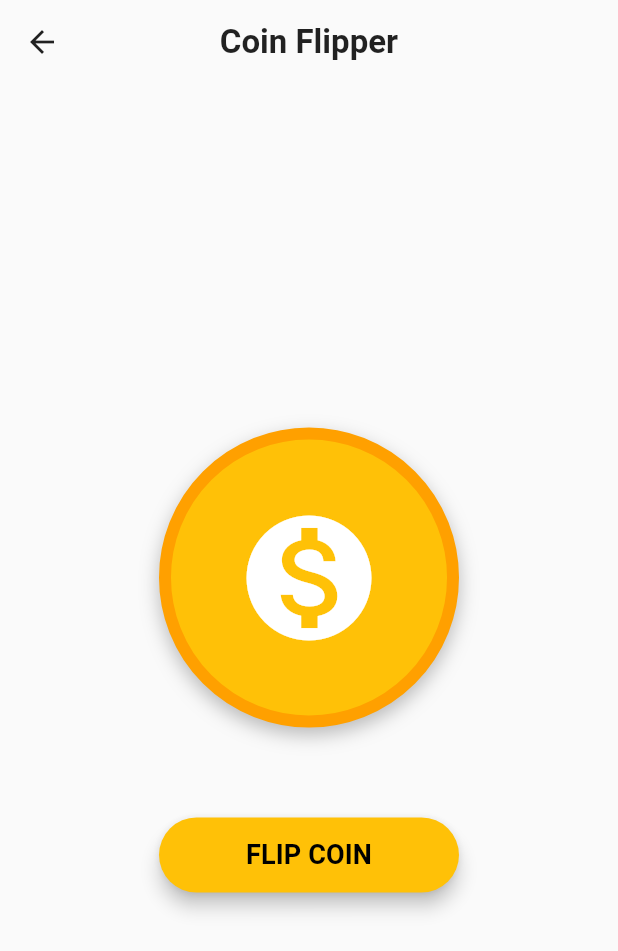
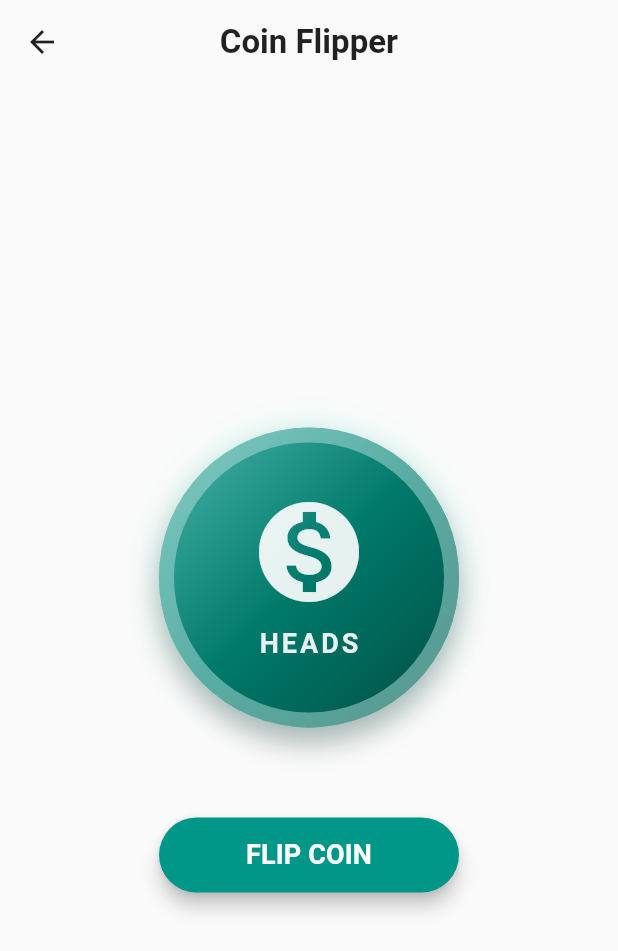
Before and after one commit to jumanewton/random_decision_maker, a Flutter app: the screen it shows after launch, after a tap on "Coin Flipper", on a phone screen of 412 x 824 dp. Shown: the top 951 px of the screen. Run offline on Flutter 3.47's test engine with Material 3 defaults, Android fonts, the light colour scheme and no system bars; our stand-ins replace shared_preferences.

Commit message:
Version 2

```diff
--- a/lib/screens/coin_flip_screen.dart
+++ b/lib/screens/coin_flip_screen.dart
@@ -141,8 +141,8 @@ class _CoinFlipScreenState extends State<CoinFlipScreen> with SingleTickerProvid
               child: ElevatedButton(
                 onPressed: _isFlipping ? null : _flipCoin,
                 style: ElevatedButton.styleFrom(
-                  backgroundColor: Colors.amber,
-                  foregroundColor: Colors.black,
+                  backgroundColor: Colors.teal,
+                  foregroundColor: Colors.white,
                   elevation: 5,
                 ),
                 child: Text(
@@ -158,23 +158,56 @@ class _CoinFlipScreenState extends State<CoinFlipScreen> with SingleTickerProvid
   }
 
   Widget _buildCoinFace(bool isFront) {
-     // If we are rotating, we might see the "back" of the widget which is mirrored.
-     // But since we switch the widget content based on angle, we are simulating a solid object.
     return Container(
       width: 200,
       height: 200,
       decoration: BoxDecoration(
         shape: BoxShape.circle,
-        color: isFront ? Colors.amber : Colors.grey[300],
-        border: Border.all(width: 8, color: isFront ? Colors.amber[700]! : Colors.grey[500]!),
+        gradient: LinearGradient(
+          begin: Alignment.topLeft,
+          end: Alignment.bottomRight,
+          colors: isFront
+            ? [Colors.teal[300]!, Colors.teal[700]!, Colors.teal[900]!]
+            : [Colors.grey[300]!, Colors.grey[600]!, Colors.grey[800]!],
+        ),
+        border: Border.all(
+          width: 10,
+          color: isFront ? Colors.teal[100]!.withValues(alpha: 0.5) : Colors.grey[400]!.withValues(alpha: 0.5)
+        ),
         boxShadow: [
-           BoxShadow(color: Colors.black26, blurRadius: 10, offset: Offset(0,5))
+           BoxShadow(
+             color: Colors.black.withValues(alpha: 0.3),
+             blurRadius: 15,
+             offset: const Offset(0, 10)
+           ),
+           BoxShadow(
+             color: isFront ? Colors.tealAccent.withValues(alpha: 0.2) : Colors.transparent,
+             blurRadius: 20,
+             spreadRadius: 2,
+           ),
         ],
       ),
       child: Center(
-        child: isFront
-          ? const Icon(Icons.monetization_on, size: 100, color: Colors.white)
-          : const Icon(Icons.remove_circle_outline, size: 100, color: Colors.grey),
+        child: Column(
+          mainAxisAlignment: MainAxisAlignment.center,
+          children: [
+            Icon(
+              isFront ? Icons.monetization_on : Icons.stars_rounded,
+              size: 80,
+              color: Colors.white.withValues(alpha: 0.9)
+            ),
+            const SizedBox(height: 8),
+            Text(
+              isFront ? 'HEADS' : 'TAILS',
+              style: TextStyle(
+                color: Colors.white.withValues(alpha: 0.9),
+                fontWeight: FontWeight.bold,
+                letterSpacing: 2,
+                fontSize: 18,
+              ),
+            ),
+          ],
+        ),
       ),
     );
   }
--- a/lib/screens/home_screen.dart
+++ b/lib/screens/home_screen.dart
@@ -24,7 +24,7 @@ class HomeScreen extends StatelessWidget {
             'Coin Flipper',
             'Heads or Tails?',
             Icons.monetization_on_rounded,
-            Colors.amber,
+            Colors.teal,
             '/coin',
           ),
           const SizedBox(height: 20),
--- a/pubspec.yaml
+++ b/pubspec.yaml
@@ -16,7 +16,7 @@ publish_to: 'none' # Remove this line if you wish to publish to pub.dev
 # https://developer.apple.com/library/archive/documentation/General/Reference/InfoPlistKeyReference/Articles/CoreFoundationKeys.html
 # In Windows, build-name is used as the major, minor, and patch parts
 # of the product and file versions while build-number is used as the build suffix.
-version: 1.0.0+1
+version: 2.0.0+1
 
 environment:
   sdk: ^3.9.0
```
